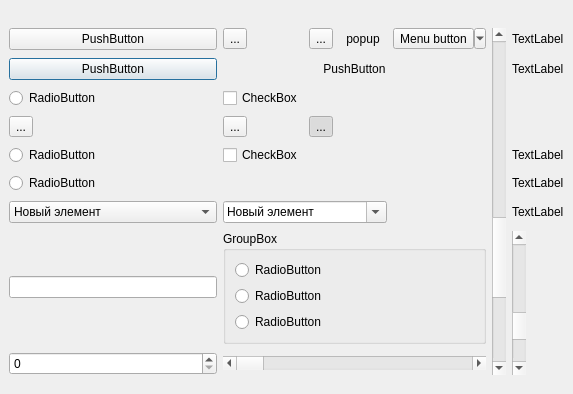
Qt form src/plugins/stylesheeteditor/teststylesform.ui (silvansky/Contacts) before a commit.
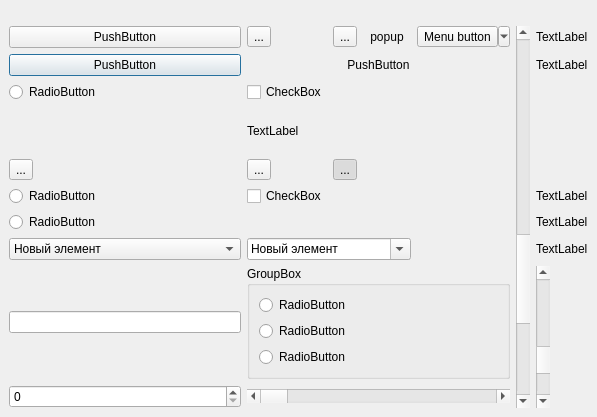
The same form after that commit. Icons and pictures are not drawn.

Patch:
```diff
--- a/src/plugins/stylesheeteditor/teststylesform.ui
+++ b/src/plugins/stylesheeteditor/teststylesform.ui
@@ -6,8 +6,8 @@
    <rect>
     <x>0</x>
     <y>0</y>
-    <width>573</width>
-    <height>394</height>
+    <width>597</width>
+    <height>417</height>
    </rect>
   </property>
   <property name="windowTitle">
@@ -135,28 +135,28 @@
         </property>
        </widget>
       </item>
-      <item row="4" column="0">
+      <item row="5" column="0">
        <widget class="QRadioButton" name="radioButton_2">
         <property name="text">
          <string>RadioButton</string>
         </property>
        </widget>
       </item>
-      <item row="4" column="3">
+      <item row="5" column="3">
        <widget class="QCheckBox" name="checkBox_2">
         <property name="text">
          <string>CheckBox</string>
         </property>
        </widget>
       </item>
-      <item row="5" column="0">
-       <widget class="QRadioButton" name="radioButton_3">
-        <property name="text">
-         <string>RadioButton</string>
-        </property>
-       </widget>
-      </item>
       <item row="6" column="0">
+       <widget class="QRadioButton" name="radioButton_3">
+        <property name="text">
+         <string>RadioButton</string>
+        </property>
+       </widget>
+      </item>
+      <item row="7" column="0">
        <widget class="QComboBox" name="comboBox">
         <item>
          <property name="text">
@@ -195,7 +195,7 @@
         </item>
        </widget>
       </item>
-      <item row="6" column="3" colspan="3">
+      <item row="7" column="3" colspan="3">
        <widget class="QComboBox" name="comboBox_2">
         <property name="editable">
          <bool>true</bool>
@@ -252,10 +252,10 @@
         </item>
        </widget>
       </item>
-      <item row="7" column="0">
+      <item row="8" column="0">
        <widget class="QLineEdit" name="lineEdit"/>
       </item>
-      <item row="7" column="3" colspan="4">
+      <item row="8" column="3" colspan="4">
        <widget class="QGroupBox" name="groupBox">
         <property name="title">
          <string>GroupBox</string>
@@ -285,7 +285,7 @@
         </layout>
        </widget>
       </item>
-      <item row="7" column="8" rowspan="2">
+      <item row="8" column="8" rowspan="2">
        <widget class="QScrollBar" name="verticalScrollBar">
         <property name="value">
          <number>75</number>
@@ -295,31 +295,31 @@
         </property>
        </widget>
       </item>
-      <item row="8" column="0">
+      <item row="9" column="0">
        <widget class="QSpinBox" name="spinBox"/>
       </item>
-      <item row="8" column="3" colspan="4">
+      <item row="9" column="3" colspan="4">
        <widget class="QScrollBar" name="horizontalScrollBar">
         <property name="orientation">
          <enum>Qt::Horizontal</enum>
         </property>
        </widget>
       </item>
-      <item row="4" column="8">
-       <widget class="QLabel" name="label_2">
-        <property name="text">
-         <string>TextLabel</string>
-        </property>
-       </widget>
-      </item>
       <item row="5" column="8">
-       <widget class="QLabel" name="label_3">
+       <widget class="QLabel" name="label_2">
         <property name="text">
          <string>TextLabel</string>
         </property>
        </widget>
       </item>
       <item row="6" column="8">
+       <widget class="QLabel" name="label_3">
+        <property name="text">
+         <string>TextLabel</string>
+        </property>
+       </widget>
+      </item>
+      <item row="7" column="8">
        <widget class="QLabel" name="label_4">
         <property name="text">
          <string>TextLabel</string>
@@ -340,7 +340,7 @@
         </property>
        </widget>
       </item>
-      <item row="0" column="7" rowspan="9">
+      <item row="0" column="7" rowspan="10">
        <widget class="QScrollBar" name="verticalScrollBar_2">
         <property name="maximum">
          <number>30</number>
@@ -353,7 +353,7 @@
         </property>
        </widget>
       </item>
-      <item row="3" column="0">
+      <item row="4" column="0">
        <widget class="QToolButton" name="toolButton_2">
         <property name="text">
          <string>...</string>
@@ -366,7 +366,7 @@
         </property>
        </widget>
       </item>
-      <item row="3" column="3">
+      <item row="4" column="3">
        <widget class="QToolButton" name="toolButton_3">
         <property name="text">
          <string>...</string>
@@ -379,7 +379,7 @@
         </property>
        </widget>
       </item>
-      <item row="3" column="4">
+      <item row="4" column="4">
        <widget class="QToolButton" name="toolButton_5">
         <property name="text">
          <string>...</string>
@@ -392,6 +392,23 @@
         </property>
        </widget>
       </item>
+      <item row="3" column="0">
+       <widget class="QLabel" name="ti">
+        <property name="text">
+         <string/>
+        </property>
+        <property name="pixmap">
+         <pixmap resource="qtgradienteditor/qtgradienteditor.qrc">:/trolltech/qtgradienteditor/images/testimage.png</pixmap>
+        </property>
+       </widget>
+      </item>
+      <item row="3" column="3">
+       <widget class="QLabel" name="ti2">
+        <property name="text">
+         <string>TextLabel</string>
+        </property>
+       </widget>
+      </item>
      </layout>
     </widget>
    </item>
```
